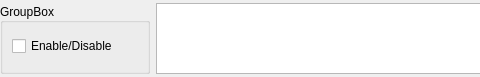
Qt form PropRow.ui (daemonangel/Ditaform) before a commit; both pictures show x 0 to 480 and y 0 to 77 of the 752 by 77 pixel window.
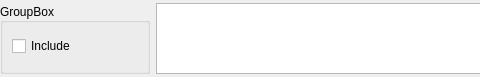
The same form after that commit.

Commit message: Added draft-comment support and changed enable/disable text to "Include".

```diff
--- a/PropRow.ui
+++ b/PropRow.ui
@@ -117,7 +117,7 @@
          </sizepolicy>
         </property>
         <property name="text">
-         <string>Enable/Disable</string>
+         <string>Include</string>
         </property>
        </widget>
       </item>
```
The commit also changes 4 other files.
